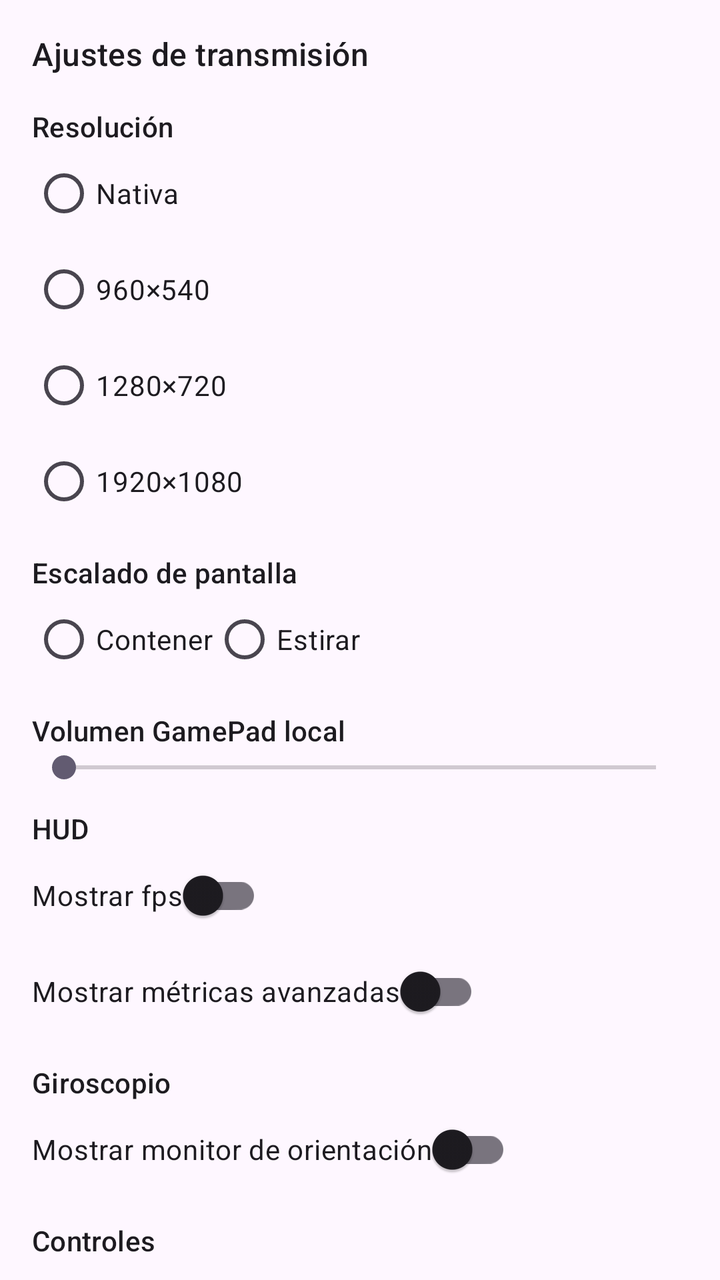
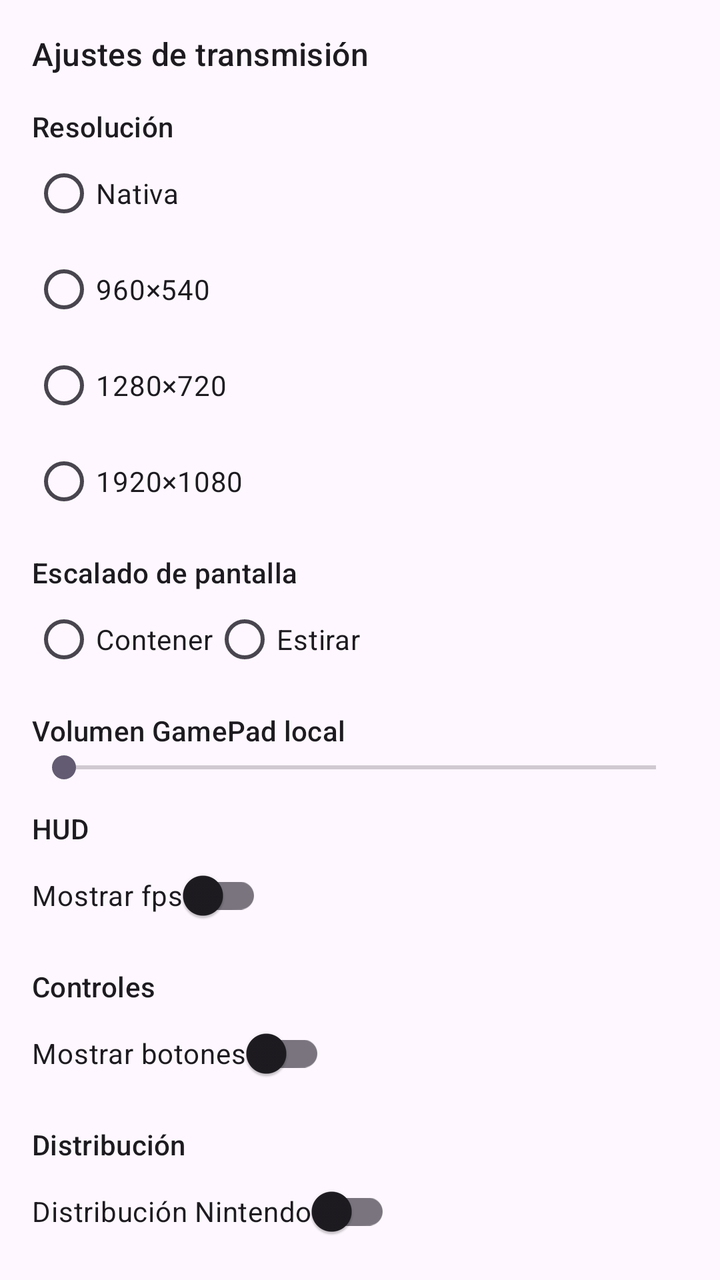

An Android layout rendered at two revisions. The XML below is the earlier revision; the diff shows what the commit changed to produce the second picture.
<!-- AndroidManifest.xml: application theme Theme.Twinpad -->
<!-- res/layout/drawer_settings.xml -->
<?xml version="1.0" encoding="utf-8"?>
<androidx.core.widget.NestedScrollView xmlns:android="http://schemas.android.com/apk/res/android"
    android:id="@+id/drawer_scroll"
    android:layout_width="match_parent"
    android:layout_height="match_parent"
    android:fillViewport="true"
    android:overScrollMode="ifContentScrolls">

    <LinearLayout
        android:id="@+id/drawer_content"
        android:layout_width="match_parent"
        android:layout_height="wrap_content"
        android:orientation="vertical"
        android:padding="16dp">

        <TextView
            android:layout_width="wrap_content"
            android:layout_height="wrap_content"
            android:text="@string/settings_title"
            android:textAppearance="?attr/textAppearanceTitleMedium" />

        <TextView
            android:layout_width="wrap_content"
            android:layout_height="wrap_content"
            android:layout_marginTop="16dp"
            android:text="@string/settings_resolution"
            android:textAppearance="?attr/textAppearanceLabelLarge" />

        <RadioGroup
            android:id="@+id/resolution_group"
            android:layout_width="wrap_content"
            android:layout_height="wrap_content"
            android:orientation="vertical">

            
            <RadioButton
                android:id="@+id/resolution_native"
                android:layout_width="wrap_content"
                android:layout_height="wrap_content"
                android:text="Nativa" />

            <RadioButton
                android:id="@+id/resolution_960x540"
                android:layout_width="wrap_content"
                android:layout_height="wrap_content"
                android:text="960×540" />

            <RadioButton
                android:id="@+id/resolution_1280x720"
                android:layout_width="wrap_content"
                android:layout_height="wrap_content"
                android:text="1280×720" />

            <RadioButton
                android:id="@+id/resolution_1920x1080"
                android:layout_width="wrap_content"
                android:layout_height="wrap_content"
                android:text="1920×1080" />
        </RadioGroup>

        <TextView
            android:layout_width="wrap_content"
            android:layout_height="wrap_content"
            android:layout_marginTop="12dp"
            android:text="@string/settings_scale"
            android:textAppearance="?attr/textAppearanceLabelLarge" />

        <RadioGroup
            android:id="@+id/scale_group"
            android:layout_width="wrap_content"
            android:layout_height="wrap_content"
            android:orientation="horizontal">

            <RadioButton
                android:id="@+id/scale_contain"
                android:layout_width="wrap_content"
                android:layout_height="wrap_content"
                android:text="@string/settings_scale_contain" />

            <RadioButton
                android:id="@+id/scale_expand"
                android:layout_width="wrap_content"
                android:layout_height="wrap_content"
                android:text="@string/settings_scale_expand" />
        </RadioGroup>

        <TextView
            android:layout_width="wrap_content"
            android:layout_height="wrap_content"
            android:layout_marginTop="12dp"
            android:text="@string/settings_audio"
            android:textAppearance="?attr/textAppearanceLabelLarge" />

        <SeekBar
            android:id="@+id/audio_volume_seek"
            android:layout_width="match_parent"
            android:layout_height="wrap_content"
            android:max="100" />

        <TextView
            android:layout_width="wrap_content"
            android:layout_height="wrap_content"
            android:layout_marginTop="12dp"
            android:text="@string/settings_hud"
            android:textAppearance="?attr/textAppearanceLabelLarge" />

        <com.google.android.material.switchmaterial.SwitchMaterial
            android:id="@+id/switch_show_fps"
            android:layout_width="wrap_content"
            android:layout_height="wrap_content"
            android:text="@string/settings_show_fps" />

        
        <com.google.android.material.switchmaterial.SwitchMaterial
            android:id="@+id/switch_advanced_metrics"
            android:layout_width="wrap_content"
            android:layout_height="wrap_content"
            android:text="@string/settings_show_advanced_metrics" />

        <TextView
            android:layout_width="wrap_content"
            android:layout_height="wrap_content"
            android:layout_marginTop="12dp"
            android:text="@string/settings_gyro"
            android:textAppearance="?attr/textAppearanceLabelLarge" />

        <com.google.android.material.switchmaterial.SwitchMaterial
            android:id="@+id/switch_show_gyro_monitor"
            android:layout_width="wrap_content"
            android:layout_height="wrap_content"
            android:text="@string/settings_show_gyro_monitor" />

        <TextView
            android:layout_width="wrap_content"
            android:layout_height="wrap_content"
            android:layout_marginTop="12dp"
            android:text="@string/settings_controls"
            android:textAppearance="?attr/textAppearanceLabelLarge" />

        <com.google.android.material.switchmaterial.SwitchMaterial
            android:id="@+id/switch_show_controls"
            android:layout_width="wrap_content"
            android:layout_height="wrap_content"
            android:text="@string/settings_show_controls" />

        <TextView
            android:layout_width="wrap_content"
            android:layout_height="wrap_content"
            android:layout_marginTop="12dp"
            android:text="@string/settings_distribution"
            android:textAppearance="?attr/textAppearanceLabelLarge" />

        
        <com.google.android.material.switchmaterial.SwitchMaterial
            android:id="@+id/switch_nintendo_distribution"
            android:layout_width="wrap_content"
            android:layout_height="wrap_content"
            android:text="@string/settings_nintendo_distribution" />

        <TextView
            android:layout_width="wrap_content"
            android:layout_height="wrap_content"
            android:layout_marginTop="12dp"
            android:text="@string/settings_camera"
            android:textAppearance="?attr/textAppearanceLabelLarge" />

        
        <com.google.android.material.switchmaterial.SwitchMaterial
            android:id="@+id/switch_camera_stream"
            android:layout_width="wrap_content"
            android:layout_height="wrap_content"
            android:text="@string/settings_camera_stream" />

        <RadioGroup
            android:id="@+id/camera_lens_group"
            android:layout_width="wrap_content"
            android:layout_height="wrap_content"
            android:orientation="horizontal">

            <RadioButton
                android:id="@+id/camera_lens_front"
                android:layout_width="wrap_content"
                android:layout_height="wrap_content"
                android:text="@string/settings_camera_front" />

            <RadioButton
                android:id="@+id/camera_lens_back"
                android:layout_width="wrap_content"
                android:layout_height="wrap_content"
                android:text="@string/settings_camera_back" />
        </RadioGroup>

        <Button
            android:id="@+id/btn_close_drawer"
            android:layout_width="match_parent"
            android:layout_height="wrap_content"
            android:text="@string/settings_close" />

    </LinearLayout>
</androidx.core.widget.NestedScrollView>
<!-- resources referenced by this layout -->
<resources>
  <string name="settings_audio">Volumen GamePad local</string>
  <string name="settings_camera">Cámara del teléfono (Cemu)</string>
  <string name="settings_camera_back">Trasera</string>
  <string name="settings_camera_front">Frontal</string>
  <string name="settings_camera_stream">Enviar cámara al GamePad</string>
  <string name="settings_close">Cerrar</string>
  <string name="settings_controls">Controles</string>
  <string name="settings_distribution">Distribución</string>
  <string name="settings_gyro">Giroscopio</string>
  <string name="settings_hud">HUD</string>
  <string name="settings_nintendo_distribution">Distribución Nintendo</string>
  <string name="settings_resolution">Resolución</string>
  <string name="settings_scale">Escalado de pantalla</string>
  <string name="settings_scale_contain">Contener</string>
  <string name="settings_scale_expand">Estirar</string>
  <string name="settings_show_advanced_metrics">Mostrar métricas avanzadas</string>
  <string name="settings_show_controls">Mostrar botones</string>
  <string name="settings_show_fps">Mostrar fps</string>
  <string name="settings_show_gyro_monitor">Mostrar monitor de orientación</string>
  <string name="settings_title">Ajustes de transmisión</string>
  <style name="Theme.Twinpad" parent="Theme.Material3.DayNight.NoActionBar">
          <item name="android:statusBarColor">@android:color/black</item>
      </style>
</resources>

<!-- the commit's change to res/layout/drawer_settings.xml (unified diff, before → after) -->
@@ -110,26 +110,6 @@
             android:layout_height="wrap_content"
             android:text="@string/settings_show_fps" />
 
-        
-        <com.google.android.material.switchmaterial.SwitchMaterial
-            android:id="@+id/switch_advanced_metrics"
-            android:layout_width="wrap_content"
-            android:layout_height="wrap_content"
-            android:text="@string/settings_show_advanced_metrics" />
-
-        <TextView
-            android:layout_width="wrap_content"
-            android:layout_height="wrap_content"
-            android:layout_marginTop="12dp"
-            android:text="@string/settings_gyro"
-            android:textAppearance="?attr/textAppearanceLabelLarge" />
-
-        <com.google.android.material.switchmaterial.SwitchMaterial
-            android:id="@+id/switch_show_gyro_monitor"
-            android:layout_width="wrap_content"
-            android:layout_height="wrap_content"
-            android:text="@string/settings_show_gyro_monitor" />
-
         <TextView
             android:layout_width="wrap_content"
             android:layout_height="wrap_content"
@@ -189,6 +169,34 @@
                 android:layout_height="wrap_content"
                 android:text="@string/settings_camera_back" />
         </RadioGroup>
+
+        
+        <TextView
+            android:layout_width="wrap_content"
+            android:layout_height="wrap_content"
+            android:layout_marginTop="16dp"
+            android:text="@string/settings_debug"
+            android:textAppearance="?attr/textAppearanceTitleMedium" />
+
+        
+        <com.google.android.material.switchmaterial.SwitchMaterial
+            android:id="@+id/switch_advanced_metrics"
+            android:layout_width="wrap_content"
+            android:layout_height="wrap_content"
+            android:text="@string/settings_show_advanced_metrics" />
+
+        <TextView
+            android:layout_width="wrap_content"
+            android:layout_height="wrap_content"
+            android:layout_marginTop="12dp"
+            android:text="@string/settings_gyro"
+            android:textAppearance="?attr/textAppearanceLabelLarge" />
+
+        <com.google.android.material.switchmaterial.SwitchMaterial
+            android:id="@+id/switch_show_gyro_monitor"
+            android:layout_width="wrap_content"
+            android:layout_height="wrap_content"
+            android:text="@string/settings_show_gyro_monitor" />
 
         <Button
             android:id="@+id/btn_close_drawer"
<!-- resource entries referenced after the edit -->
@@ -7,6 +7,7 @@
   <string name="settings_camera_stream">Enviar cámara al GamePad</string>
   <string name="settings_close">Cerrar</string>
   <string name="settings_controls">Controles</string>
+  <string name="settings_debug">Debug</string>
   <string name="settings_distribution">Distribución</string>
   <string name="settings_gyro">Giroscopio</string>
   <string name="settings_hud">HUD</string>
